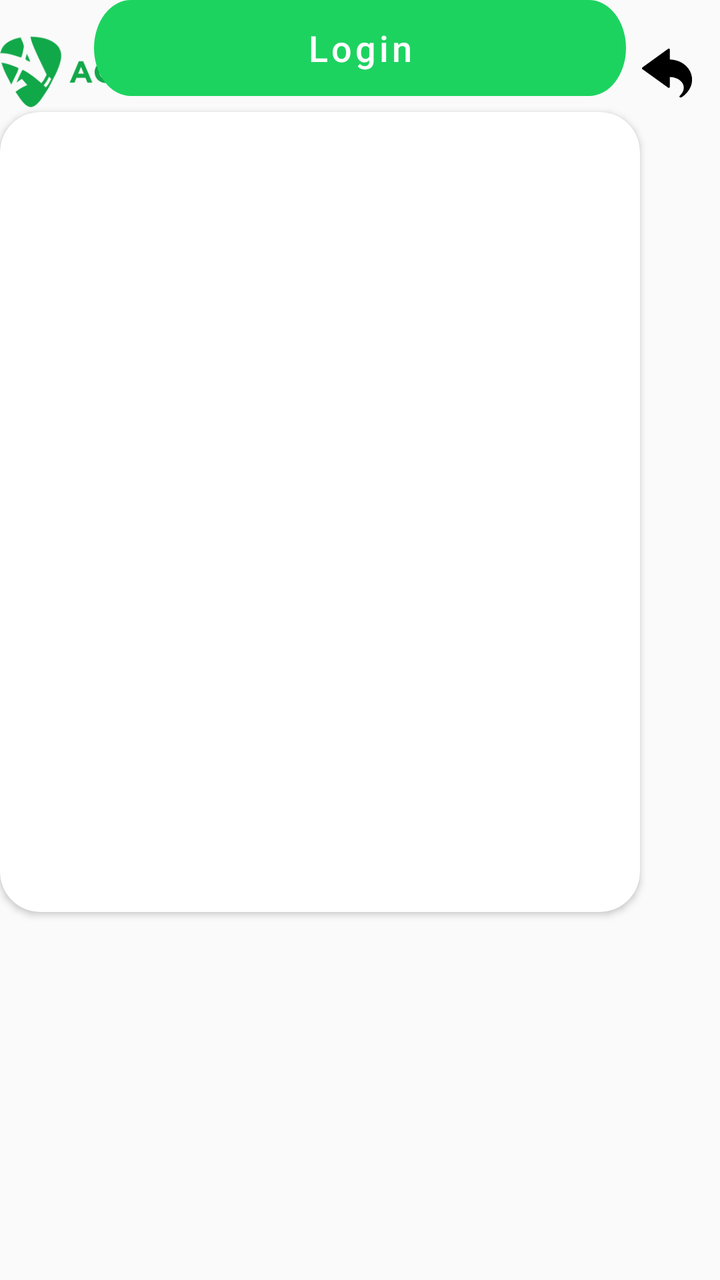
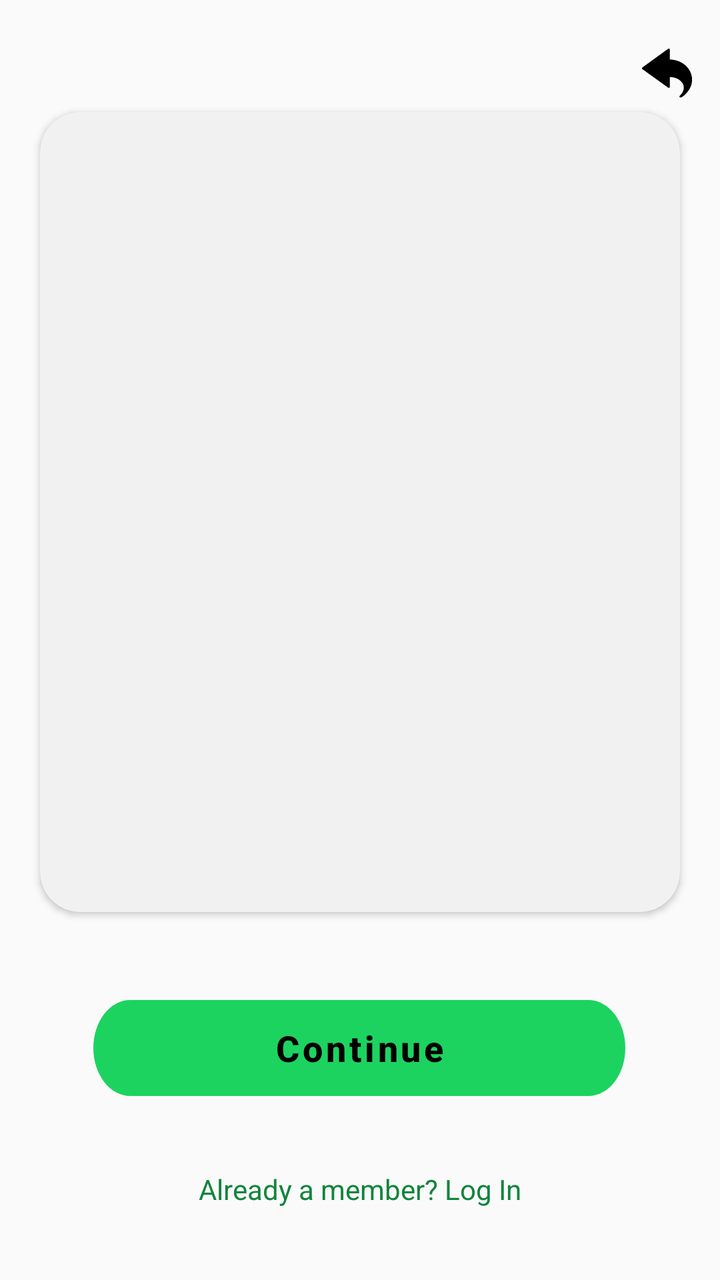

Before-and-after screenshots of an Android layout around one commit, followed by the original layout XML and the change that was made.
<!-- AndroidManifest.xml: application theme Theme.Achordpany -->
<!-- res/layout/fragment_signup_step2.xml -->
<?xml version="1.0" encoding="utf-8"?>
<androidx.constraintlayout.widget.ConstraintLayout xmlns:android="http://schemas.android.com/apk/res/android"
    xmlns:app="http://schemas.android.com/apk/res-auto"
    xmlns:tools="http://schemas.android.com/tools"
    android:layout_width="match_parent"
    android:layout_height="match_parent"
    android:background="@color/background_light"
    tools:context="com.example.achordpany.MainActivity">

    

    


    <ImageView
        android:id="@+id/imageView"
        android:layout_width="25dp"
        android:layout_height="25dp"
        android:layout_marginTop="24dp"
        android:contentDescription="@string/image_description"
        app:layout_constraintEnd_toEndOf="parent"
        app:layout_constraintHorizontal_bias="0.958"
        app:layout_constraintStart_toStartOf="parent"
        app:layout_constraintTop_toTopOf="parent"
        app:srcCompat="@drawable/ic_return_black_24dp" />

    <ImageView
        android:id="@+id/logoImageView"
        android:layout_width="150dp"
        android:layout_height="70dp"
        app:srcCompat="@drawable/logo_light"
        tools:layout_editor_absoluteX="16dp" />

    <androidx.cardview.widget.CardView
        android:layout_width="320dp"
        android:layout_height="400dp"
        android:layout_marginBottom="184dp"
        app:cardCornerRadius="20dp"
        app:layout_constraintBottom_toBottomOf="parent"
        tools:layout_editor_absoluteX="45dp">

    </androidx.cardview.widget.CardView>


    <Button
        android:id="@+id/buttonLogin"
        style="@style/RoundedButtonStyle"
        android:text="Login"
        android:textAllCaps="false"
        android:textSize="18sp"
        app:layout_constraintEnd_toEndOf="parent"
        app:layout_constraintStart_toStartOf="parent"
        tools:ignore="HardcodedText"
        tools:layout_editor_absoluteY="596dp" />

    <TextView
        android:id="@+id/textNoAccount"
        android:layout_width="200dp"
        android:layout_height="wrap_content"
        android:text="Don't have an account? Sign Up"
        android:textColor="#FF11843C"
        android:textSize="14sp"
        app:layout_constraintEnd_toEndOf="parent"
        app:layout_constraintHorizontal_bias="0.497"
        app:layout_constraintStart_toStartOf="parent"
        tools:ignore="HardcodedText"
        tools:layout_editor_absoluteY="696dp" />

</androidx.constraintlayout.widget.ConstraintLayout>
<!-- resources referenced by this layout -->
<resources>
  <color name="background_light">#FFFAFAFA</color>
  <!-- drawable ic_return_black_24dp: vector/xml drawable (drawable, 4053 chars, omitted) -->
  <!-- drawable logo_light: png bitmap (drawable, 13407 bytes) -->
  <string name="image_description">Return</string>
  <style name="RoundedButtonStyle">
          <item name="android:background">@drawable/btn_login_light</item>
          <item name="android:textColor">#FFFFFF</item> 
          <item name="android:textSize">16sp</item> 
          <item name="android:layout_width">wrap_content</item>
          <item name="android:layout_height">wrap_content</item>
      </style>
  <style name="Theme.Achordpany" parent="Theme.MaterialComponents.DayNight.DarkActionBar">
          
          <item name="android:windowBackground">@color/background_light</item>
          
          <item name="colorPrimary">@color/light_green</item>
          <item name="colorPrimaryVariant">@color/light_green_700</item>
          <item name="colorOnPrimary">@color/text_dark</item>
          
          <item name="colorSecondary">@color/dark_green_200</item>
          <item name="colorSecondaryVariant">@color/dark_green_700</item>
          <item name="colorOnSecondary">@color/text_dark</item>
          
          <item name="android:statusBarColor">?attr/colorPrimaryVariant</item>
          
          <item name="bottomNavigationStyle">@style/Widget.BottomNavigationView</item>
  
      </style>
  <!-- drawable btn_login_light (drawable) -->
  <vector xmlns:android="http://schemas.android.com/apk/res/android"
      android:width="266dp"
      android:height="37dp"
      android:viewportWidth="266"
      android:viewportHeight="37">
    <path
        android:pathData="M18.5,0L247.5,0A18.5,18.5 0,0 1,266 18.5L266,18.5A18.5,18.5 0,0 1,247.5 37L18.5,37A18.5,18.5 0,0 1,0 18.5L0,18.5A18.5,18.5 0,0 1,18.5 0z"
        android:fillColor="#00DB4D"/>
  </vector>
  <color name="light_green">#FF1DD360</color>
  <color name="light_green_700">#FF11843C</color>
  <color name="text_dark">#FF121212</color>
  <color name="dark_green_200">#FFAEFFCB</color>
  <color name="dark_green_700">#FF009635</color>
  <style name="Widget.BottomNavigationView" parent="Widget.MaterialComponents.BottomNavigationView">
          <item name="itemIconTint">@color/bottom_nav_color</item>
          <item name="itemTextColor">@color/bottom_nav_color</item>
      </style>
</resources>

<!-- the commit's change to res/layout/fragment_signup_step2.xml (unified diff, before → after) -->
@@ -10,7 +10,6 @@
     
 
     
-
 
     <ImageView
         android:id="@+id/imageView"
@@ -28,42 +27,56 @@
         android:id="@+id/logoImageView"
         android:layout_width="150dp"
         android:layout_height="70dp"
+        android:layout_marginStart="16dp"
+        android:layout_marginBottom="520dp"
+        android:contentDescription="Logo"
+        app:layout_constraintBottom_toTopOf="@+id/buttonLogin"
+        app:layout_constraintStart_toStartOf="parent"
         app:srcCompat="@drawable/logo_light"
-        tools:layout_editor_absoluteX="16dp" />
+        tools:ignore="HardcodedText" />
 
     <androidx.cardview.widget.CardView
         android:layout_width="320dp"
         android:layout_height="400dp"
         android:layout_marginBottom="184dp"
         app:cardCornerRadius="20dp"
+        app:cardBackgroundColor="#f1f1f1"
         app:layout_constraintBottom_toBottomOf="parent"
+        app:layout_constraintEnd_toEndOf="parent"
+        app:layout_constraintHorizontal_bias="0.496"
+        app:layout_constraintStart_toStartOf="parent"
         tools:layout_editor_absoluteX="45dp">
-
     </androidx.cardview.widget.CardView>
-
 
     <Button
         android:id="@+id/buttonLogin"
         style="@style/RoundedButtonStyle"
-        android:text="Login"
+        android:layout_marginBottom="92dp"
+        android:text="Continue"
         android:textAllCaps="false"
+        android:textColor="@color/black"
         android:textSize="18sp"
+        android:textStyle="bold"
+        app:layout_constraintBottom_toBottomOf="parent"
         app:layout_constraintEnd_toEndOf="parent"
+        app:layout_constraintHorizontal_bias="0.496"
         app:layout_constraintStart_toStartOf="parent"
-        tools:ignore="HardcodedText"
-        tools:layout_editor_absoluteY="596dp" />
+        tools:ignore="HardcodedText" />
 
     <TextView
         android:id="@+id/textNoAccount"
         android:layout_width="200dp"
         android:layout_height="wrap_content"
-        android:text="Don't have an account? Sign Up"
+        android:layout_marginBottom="36dp"
+        android:text="Already a member? Log In"
         android:textColor="#FF11843C"
         android:textSize="14sp"
+        android:gravity="center"
+        android:textAlignment="center"
+        app:layout_constraintBottom_toBottomOf="parent"
         app:layout_constraintEnd_toEndOf="parent"
         app:layout_constraintHorizontal_bias="0.497"
         app:layout_constraintStart_toStartOf="parent"
-        tools:ignore="HardcodedText"
-        tools:layout_editor_absoluteY="696dp" />
+        tools:ignore="HardcodedText,TextSizeCheck" />
 
 </androidx.constraintlayout.widget.ConstraintLayout>
<!-- resource entries referenced after the edit -->
@@ -1,6 +1,7 @@
 <!-- resources referenced by this layout -->
 <resources>
   <color name="background_light">#FFFAFAFA</color>
+  <color name="black">#FF000000</color>
   <!-- drawable ic_return_black_24dp: vector/xml drawable (drawable, 4053 chars, omitted) -->
   <!-- drawable logo_light: png bitmap (drawable, 13407 bytes) -->
   <string name="image_description">Return</string>
